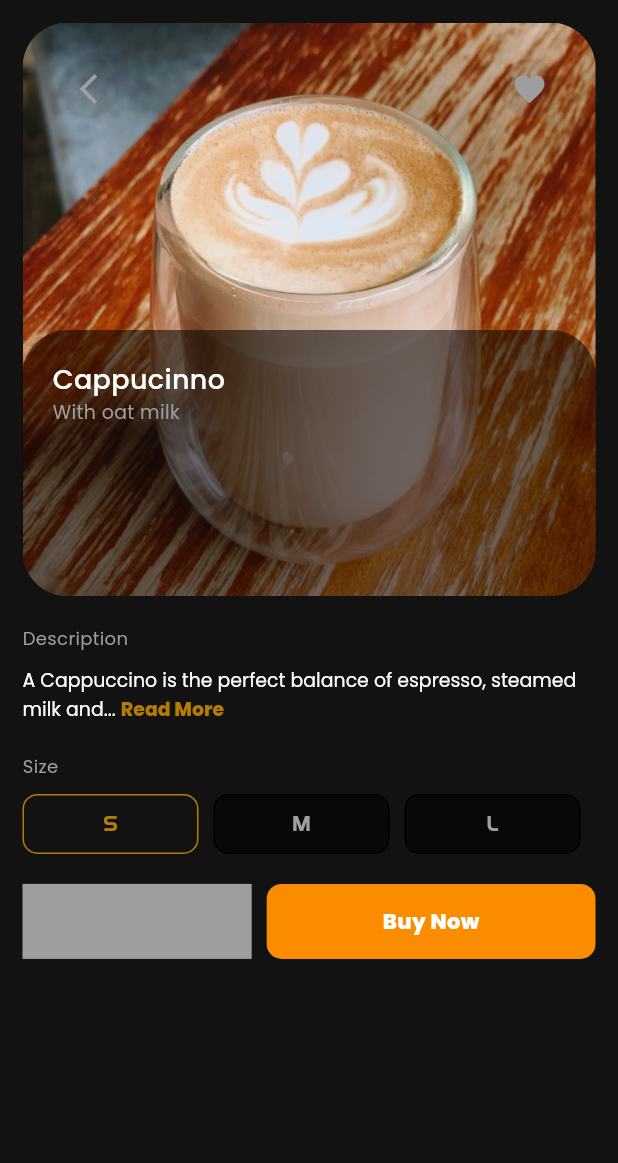
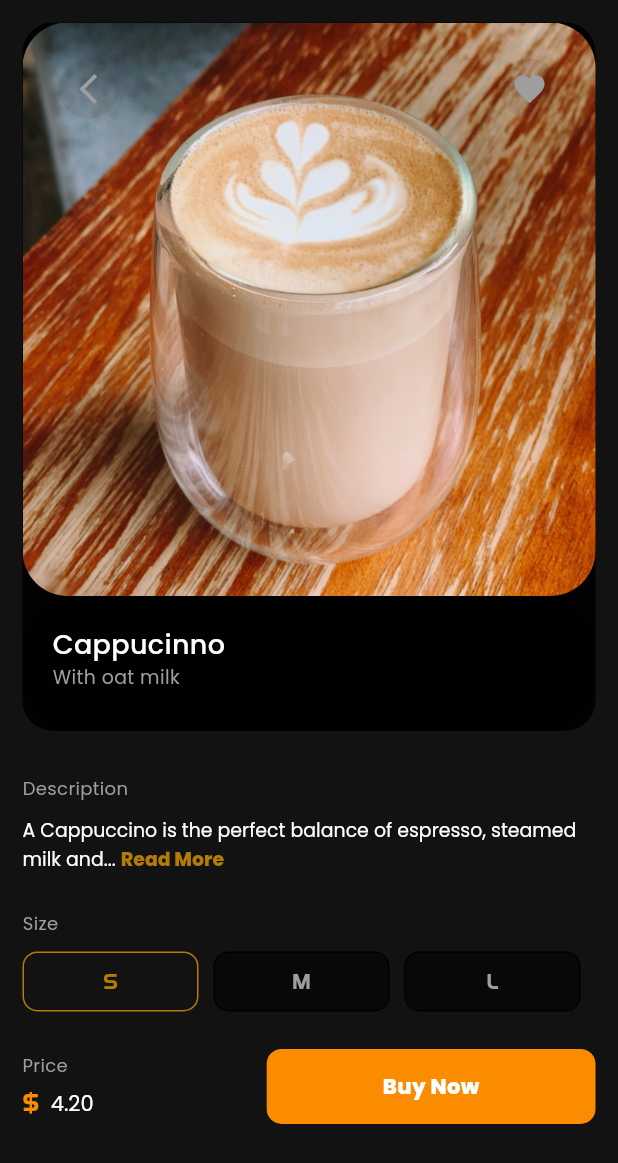
Before and after one commit to ChinepohDivine-f/coffeeShop, a Flutter app: the screen it shows after launch, scrolled down 167 dp, after a tap on "4.5", on a phone screen of 412 x 824 dp. Shown: the top 1163 px of the screen. Run offline on Flutter 3.47's test engine with Material 3 defaults, Android fonts, the phone set to English and light mode, and no system bars.

Commit message:
basic UI complete

```diff
--- a/lib/views/confirm_page.dart
+++ b/lib/views/confirm_page.dart
@@ -24,6 +24,12 @@ class _ConfirmPageState extends State<ConfirmPage> {
             crossAxisAlignment: CrossAxisAlignment.start,
             children: [
               // CustomAppBar1()
+              Container(
+                decoration: BoxDecoration(
+                    color: darkColor,
+                    borderRadius: BorderRadius.all(Radius.circular(20))),
+                child: Column(
+                  children: [
                     Stack(
                       children: [
                         ClipRRect(
@@ -36,55 +42,14 @@ class _ConfirmPageState extends State<ConfirmPage> {
                               padding: EdgeInsets.all(20.0),
                               child: CustomAppBar1(),
                             )),
-                  Positioned(
-                      top: 205,
-                      left: 0,
-                      right: 0,
-                      bottom: 0,
-                      child: Container(
-                        // key: UniqueKey(),
-                        height: 90,
-                        decoration: BoxDecoration(
-                            color: darkColor2,
-                            borderRadius: BorderRadius.circular(30)),
-                        child: Padding(
-                          padding: const EdgeInsets.only(
-                              top: 20, left: 20, right: 20, bottom: 0),
-                          child: Row(
-                            crossAxisAlignment: CrossAxisAlignment.start,
-                            mainAxisAlignment: MainAxisAlignment.spaceBetween,
-                            children: [
-                              Column(
-                                crossAxisAlignment: CrossAxisAlignment.start,
-                                children: [
-                                  const Text(
-                                    "Cappucinno",
-                                    style: TextStyle(
-                                        fontFamily: 'Poppins',
-                                        fontSize: 18,
-                                        color: Colors.white,
-                                        fontWeight: FontWeight.w500),
-                                  ),
-                                  Text(
-                                    "With oat milk",
-                                    style: TextStyle(
-                                        fontFamily: 'Poppins',
-                                        fontSize: 12.61,
-                                        color: inactiveColor),
-                                  )
                       ],
                     ),
-                              const Column(
-                                children: [],
-                              ),
+                    CoffeeSummary()
                   ],
                 ),
               ),
-                      ))
-                ],
-              ),
               const SizedBox(
-                height: 20,
+                height: 30,
               ),
               // DESCRPTION
               Text(
@@ -102,7 +67,7 @@ class _ConfirmPageState extends State<ConfirmPage> {
                     style: const TextStyle(
                       fontFamily: 'Poppins',
                       fontSize: 12.61,
-                      // color:
+                      color: Colors.white
                     ),
                     children: [
                       TextSpan(
@@ -115,7 +80,7 @@ class _ConfirmPageState extends State<ConfirmPage> {
                     ]),
               ),
               const SizedBox(
-                height: 20,
+                height: 25,
               ),
               // Size
               Text(
@@ -141,7 +106,7 @@ class _ConfirmPageState extends State<ConfirmPage> {
                 ),
               ),
               const SizedBox(
-                height: 20,
+                height: 25,
               ),
               // price
               SizedBox(
@@ -150,9 +115,41 @@ class _ConfirmPageState extends State<ConfirmPage> {
                     Expanded(
                       flex: 2,
                       child: Container(
-                          height: 50,
+                        height: 45,
                         width: double.infinity,
+                        child: Column(
+                          crossAxisAlignment: CrossAxisAlignment.start,
+                          mainAxisAlignment: MainAxisAlignment.spaceBetween,
+                          children: [
+                            Text(
+
+                              "Price",
+                              textAlign: TextAlign.center,
+                              style: TextStyle(
+                                  fontFamily: 'Poppins',
+                                  fontSize: 12,
                                   color: inactiveColor),
+                            ),
+                            RichText(
+                                text: TextSpan(
+                                    text: '\$ ',
+                                    style: TextStyle(
+                                        fontFamily: 'sF-Fourche',
+                                        fontSize: 16,
+                                        color: primaryColor),
+                                    children: const [
+
+                                  TextSpan(
+                                      text: '4.20 ',
+                                      style: TextStyle(
+                                          fontFamily: 'Poppins',
+                                          fontSize: 14,
+                                          color: Colors.white
+                                          ))
+                                ]))
+                          ],
+                        ),
+                      ),
                     ),
                     Expanded(
                       flex: 3,
@@ -187,6 +184,54 @@ class _ConfirmPageState extends State<ConfirmPage> {
             ],
           )),
     )));
+  }
+}
+
+class CoffeeSummary extends StatelessWidget {
+  const CoffeeSummary({
+    super.key,
+  });
+
+  @override
+  Widget build(BuildContext context) {
+    return Container(
+      // key: UniqueKey(),
+      height: 90,
+      decoration: BoxDecoration(
+          color: darkColor2, borderRadius: BorderRadius.circular(30)),
+      child: Padding(
+        padding: const EdgeInsets.only(top: 20, left: 20, right: 20, bottom: 0),
+        child: Row(
+          crossAxisAlignment: CrossAxisAlignment.start,
+          mainAxisAlignment: MainAxisAlignment.spaceBetween,
+          children: [
+            Column(
+              crossAxisAlignment: CrossAxisAlignment.start,
+              children: [
+                const Text(
+                  "Cappucinno",
+                  style: TextStyle(
+                      fontFamily: 'Poppins',
+                      fontSize: 18,
+                      color: Colors.white,
+                      fontWeight: FontWeight.w500),
+                ),
+                Text(
+                  "With oat milk",
+                  style: TextStyle(
+                      fontFamily: 'Poppins',
+                      fontSize: 12.61,
+                      color: inactiveColor),
+                )
+              ],
+            ),
+            const Column(
+              children: [],
+            ),
+          ],
+        ),
+      ),
+    );
   }
 }
 
--- a/lib/views/favourites.dart
+++ b/lib/views/favourites.dart
@@ -6,7 +6,7 @@ class Favourite extends StatelessWidget {
   @override
   Widget build(BuildContext context) {
     return Center(
-      child: Text("Favourites Page", style: TextStyle(fontFamily: 'Poppins')),
+      child: Text("Your Favourites", style: TextStyle(fontFamily: 'Poppins')),
     );
   }
 }
--- a/lib/views/home.dart
+++ b/lib/views/home.dart
@@ -95,6 +95,9 @@ class Home extends StatelessWidget {
                   shrinkWrap: true,
                   scrollDirection: Axis.horizontal,
                   children: const [
+                    CoffeeCart(),
+                    CoffeeCart(),
+                    CoffeeCart(),
                     CoffeeCart(),
                     CoffeeCart(),
                     CoffeeCart(),
--- a/lib/views/notification.dart
+++ b/lib/views/notification.dart
@@ -6,6 +6,6 @@ class Notifications extends StatelessWidget {
 
   @override
   Widget build(BuildContext context) {
-    return Center(child: Text("Notification Page", style: TextStyle(fontFamily: 'Poppins')),);
+    return Center(child: Text("You Dont't Have Any Notification", style: TextStyle(fontFamily: 'Poppins')),);
   }
 }
```
Lines whose indentation alone changed are shown as unchanged.
